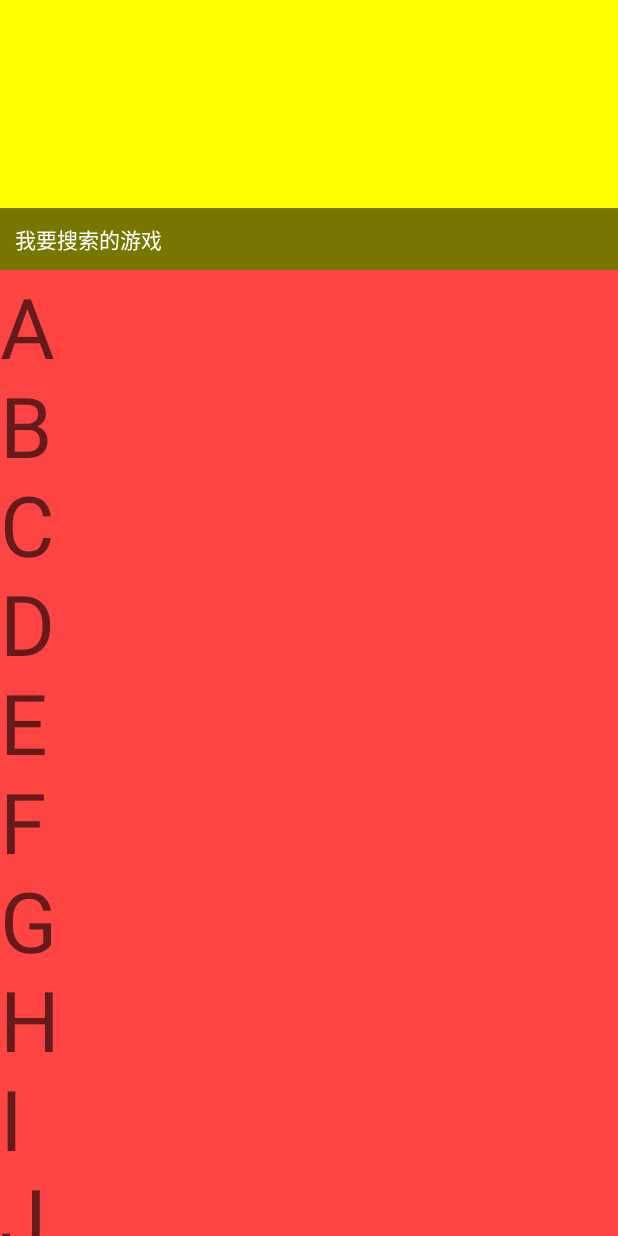
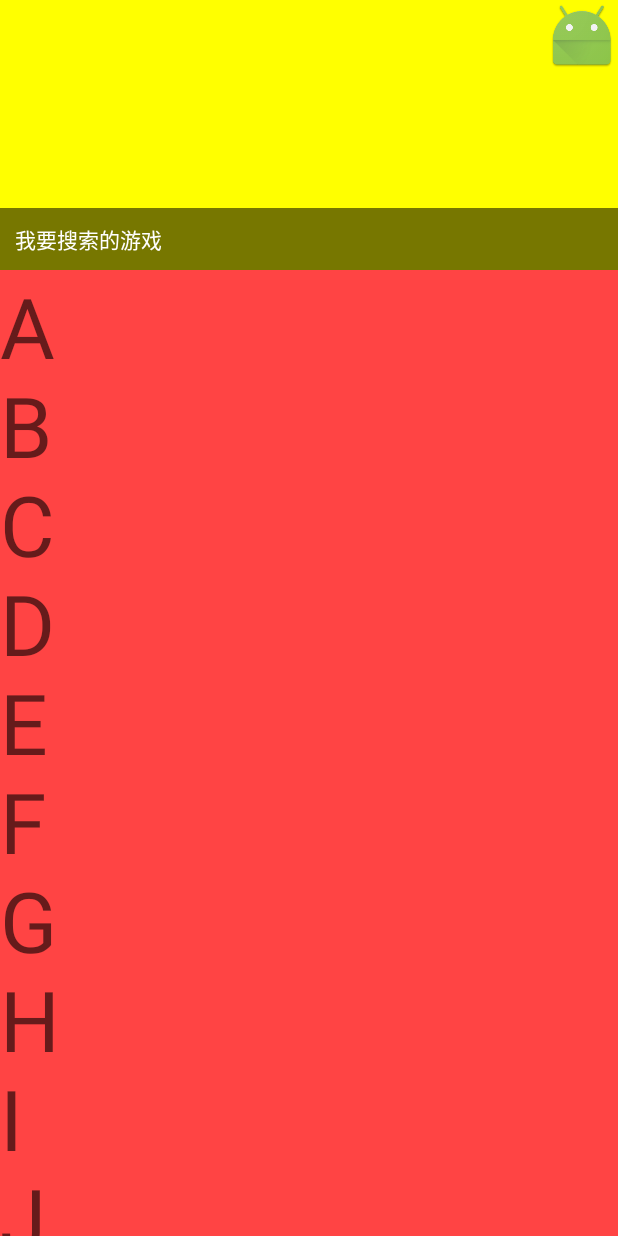
Before and after one commit to yytian9/CoordinatorLayoutBehavior, an Android app: the layout acitvity_main.xml on its own in the app's theme, with its tools: preview values and no code run, on a phone screen of 412 x 824 dp. Run offline under Robolectric (Android 15) with nearby library versions, the phone set to English and light mode, and no system bars.

Commit message:
所有方法框架实现，填充两个方法即可

```diff
--- a/app/src/main/AndroidManifest.xml
+++ b/app/src/main/AndroidManifest.xml
@@ -12,6 +12,9 @@
             android:name=".ScrollingActivity"
             android:label="@string/app_name"
             android:theme="@style/AppTheme.NoActionBar">
+        </activity>
+        <activity
+            android:name=".MainActivity">
             <intent-filter>
                 <action android:name="android.intent.action.MAIN"/>
 
--- a/app/src/main/res/layout/acitvity_main.xml
+++ b/app/src/main/res/layout/acitvity_main.xml
@@ -8,6 +8,15 @@
         android:layout_width="match_parent"
         android:layout_height="180dp"
         android:background="#ff0">
+        <!--下面这个就是首行了-->
+        <ImageView
+            android:layout_alignParentRight="true"
+            android:layout_alignParentTop="true"
+            android:src="@mipmap/ic_launcher"
+            android:layout_width="48dp"
+            android:layout_height="48dp"/>
+
+
         <!--这个图片可以用viewPager来替代-->
         <ImageView
             android:layout_width="match_parent"
```
Also changed, not shown: app/src/main/java/com/sky/coordinatorlayoutbehavior/MainActivity.java (added, +24 -0 lines), app/src/main/java/com/sky/coordinatorlayoutbehavior/SearchScrollingBehavior.java (+20 -0 lines).
